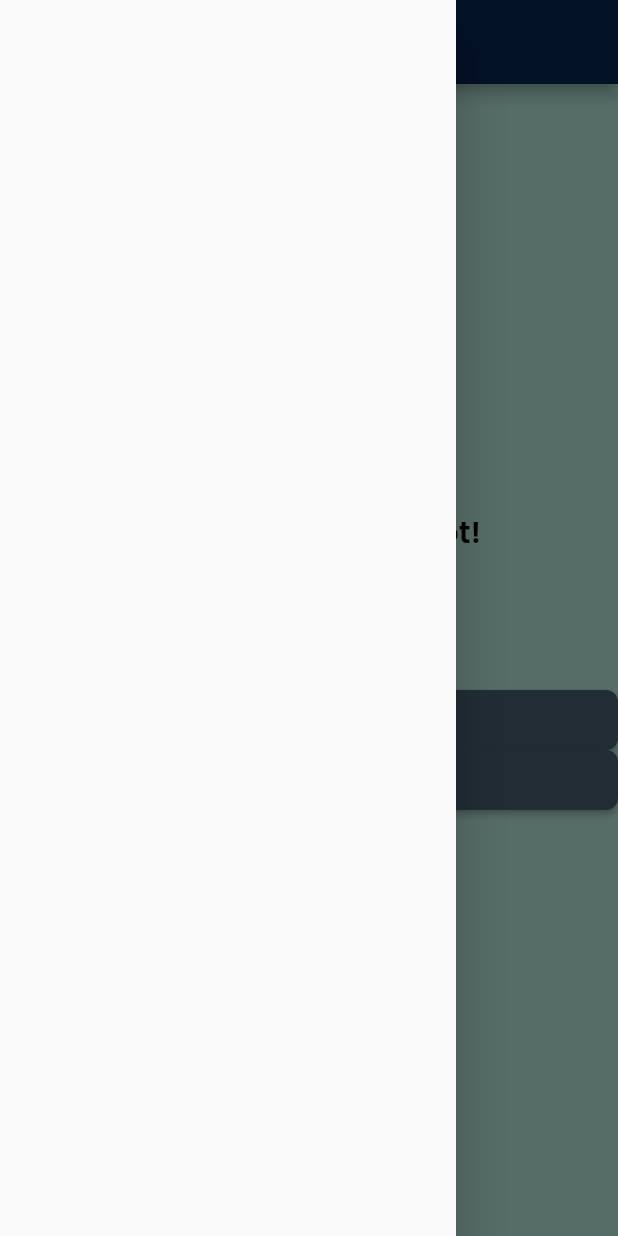
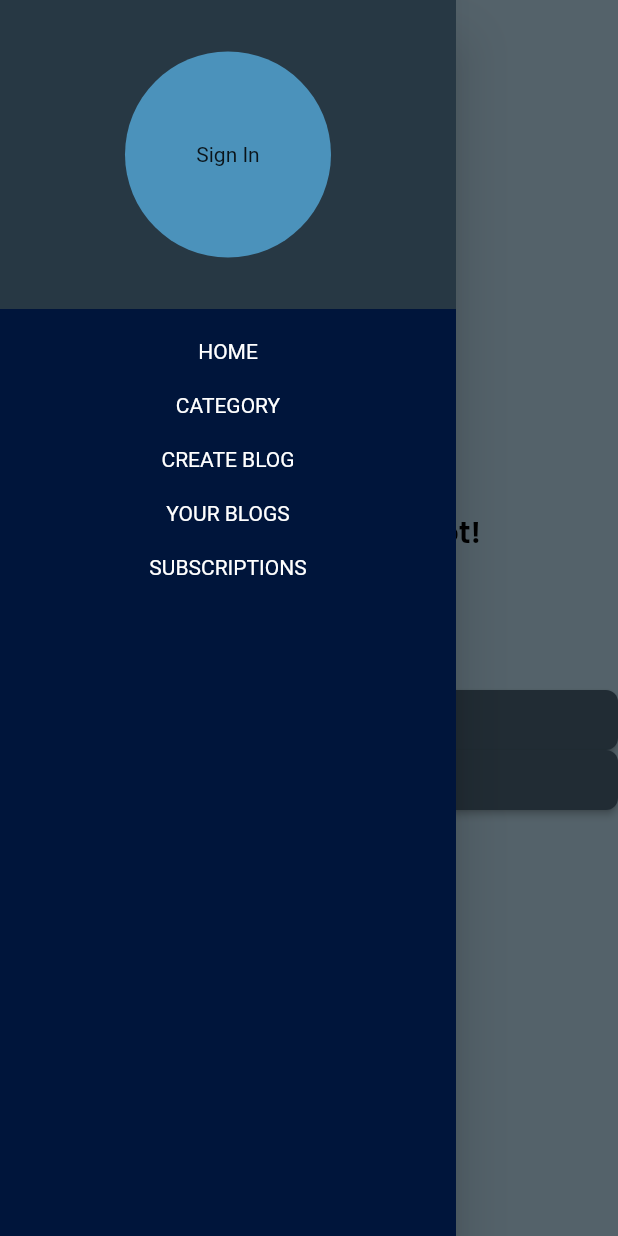
Before and after one commit to UI-Team11/blog_platform_app, a Flutter app: the screen it shows after launch, with the side drawer open, on a phone screen of 412 x 824 dp. Run offline on Flutter 3.47's test engine with Material 2 defaults, Android fonts, the light colour scheme and no system bars; drawn by our look-alikes of auto_size_text; our stand-ins replace font_awesome_flutter, google_fonts, page_transition, shared_preferences, timeago; missing offline and left inert: json_path, latlng.

Commit message:
Added colors to home

```diff
--- a/lib/custom_theme.dart
+++ b/lib/custom_theme.dart
@@ -8,7 +8,7 @@ const int primaryColorDark = 0xFF00153b;
 const int backgroundColor = 0xFFB7D6E6;
 
 const MaterialColor blueNavy = MaterialColor(
-  primaryColor,
+  primaryColorDark,
   <int, Color>{
     50: Color(0xFFE2EFF4),
     100: Color(0xFFB7D6E6), // Background Color
@@ -30,7 +30,7 @@ const int secondaryColorLight = 0xFF476072;
 const int secondaryColorDark = 0xFF273844;
 
 const MaterialColor blueGrey = MaterialColor(
-  secondaryColor,
+  secondaryColorDark,
   <int, Color>{
     50: Color(0xFFE8F1FA),
     100: Color(0xFFCCDBE6),
--- a/lib/main_menu_view.dart
+++ b/lib/main_menu_view.dart
@@ -1,8 +1,9 @@
 import 'package:blog_platform_app/lib/flutter_flow/flutter_flow_theme.dart';
 import 'package:blog_platform_app/lib/flutter_flow/flutter_flow_util.dart';
 import 'package:blog_platform_app/lib/flutter_flow/flutter_flow_widgets.dart';
-import 'package:flutter/cupertino.dart';
 import 'package:flutter/material.dart';
+import 'screens/login_screen.dart';
+import 'custom_theme.dart';
 
 class MainMenuView extends StatefulWidget {
   const MainMenuView({Key? key}) : super(key: key);
@@ -15,86 +16,47 @@ class _MainMenuViewState extends State<MainMenuView> {
   @override
   Widget build(BuildContext context) {
     return Scaffold(
-      //drawer: const Drawer(backgroundColor: Color(0xFFBCECE0)),
+      backgroundColor: const Color(backgroundColor),
       appBar: AppBar(
-        title: Text(
-        'UI Project',
-          style: FlutterFlowTheme.of(context).title2.override(
-            fontFamily: 'Poppins',
-            color: Colors.white,
-            fontSize: 22,
-          ),
+        elevation: 0,
+        backgroundColor: Colors.transparent,
+        iconTheme:
+            const IconThemeData(color: Color(primaryColorDark), size: 40),
+      ),
+      drawer: Drawer(
+        backgroundColor: const Color(primaryColorDark),
+        child: Column(
+          crossAxisAlignment: CrossAxisAlignment.center,
+          children: [
+            Container(
+              height: MediaQuery.of(context).size.height / 4,
+              color: const Color(secondaryColorDark),
+              child: Center(
+                child: Container(
+                  height: MediaQuery.of(context).size.height / 6,
+                  width: MediaQuery.of(context).size.height / 6,
+                  decoration: ShapeDecoration(
+                    color: blueNavy[300],
+                    shape: CircleBorder(),
+                  ),
+                  child: Center(child: Text("Sign In")),
+                ),
+              ),
+            ),
+            const SizedBox(height: 20),
+            Text("HOME", style: TextStyle(color: Colors.white)),
+            const SizedBox(height: 20),
+            Text("CATEGORY", style: TextStyle(color: Colors.white)),
+            const SizedBox(height: 20),
+            Text("CREATE BLOG", style: TextStyle(color: Colors.white)),
+            const SizedBox(height: 20),
+            Text("YOUR BLOGS", style: TextStyle(color: Colors.white)),
+            const SizedBox(height: 20),
+            Text("SUBSCRIPTIONS", style: TextStyle(color: Colors.white)),
+          ],
         ),
       ),
-      drawer: const Drawer(),
-      backgroundColor: Color(0xFFBCECE0),
-      body: SafeArea(
-        child: GestureDetector(
-          onTap: () => FocusScope.of(context).unfocus(),
-          child: Align(
-            alignment: AlignmentDirectional(0, 0),
-            child: Column(
-              mainAxisSize: MainAxisSize.max,
-              mainAxisAlignment: MainAxisAlignment.center,
-              crossAxisAlignment: CrossAxisAlignment.stretch,
-              children: [
-                Align(
-                  alignment: AlignmentDirectional(0, 0.45),
-                  child: Text(
-                    'Welcome to Blog Spot!          \n\n\n',
-                    textAlign: TextAlign.center,
-                    style: FlutterFlowTheme.of(context).bodyText1.override(
-                          fontFamily: 'Poppins',
-                          color: Colors.black,
-                          fontSize: 20,
-                        ),
-                  ),
-                ),
-                FFButtonWidget(
-                  onPressed: () {
-                    print('Button pressed ...');
-                  },
-                  text: 'Log In',
-                  options: FFButtonOptions(
-                    width: 130,
-                    height: 40,
-                    color: Color(0xFF476072),
-                    textStyle: FlutterFlowTheme.of(context).subtitle2.override(
-                          fontFamily: 'Poppins',
-                          color: Colors.white,
-                        ),
-                    borderSide: BorderSide(
-                      color: Colors.transparent,
-                      width: 1,
-                    ),
-                    //borderRadius: BorderRadius.circular(8),
-                  ),
-                ),
-                FFButtonWidget(
-                  onPressed: () {
-                    print('Button pressed ...');
-                  },
-                  text: 'Sign Up',
-                  options: FFButtonOptions(
-                    width: 130,
-                    height: 40,
-                    color: Color(0xFF476072),
-                    textStyle: FlutterFlowTheme.of(context).subtitle2.override(
-                          fontFamily: 'Poppins',
-                          color: Colors.white,
-                        ),
-                    borderSide: BorderSide(
-                      color: Colors.transparent,
-                      width: 1,
-                    ),
-                    //borderRadius: BorderRadius.circular(8),
-                  ),
-                ),
-              ],
-            ),
-          ),
-        ),
-      ),
+      body: LoginScreen(),
     );
   }
 }
--- a/lib/screens/login_screen.dart
+++ b/lib/screens/login_screen.dart
@@ -0,0 +1,84 @@
+import 'package:flutter/material.dart';
+import 'package:blog_platform_app/lib/flutter_flow/flutter_flow_theme.dart';
+import 'package:blog_platform_app/lib/flutter_flow/flutter_flow_util.dart';
+import 'package:blog_platform_app/lib/flutter_flow/flutter_flow_widgets.dart';
+
+class LoginScreen extends StatefulWidget {
+  const LoginScreen({Key? key}) : super(key: key);
+
+  @override
+  State<LoginScreen> createState() => _LoginScreenState();
+}
+
+class _LoginScreenState extends State<LoginScreen> {
+  @override
+  Widget build(BuildContext context) {
+    return SafeArea(
+        child: GestureDetector(
+          onTap: () => FocusScope.of(context).unfocus(),
+          child: Align(
+            alignment: AlignmentDirectional(0, 0),
+            child: Column(
+              mainAxisSize: MainAxisSize.max,
+              mainAxisAlignment: MainAxisAlignment.center,
+              crossAxisAlignment: CrossAxisAlignment.stretch,
+              children: [
+                Align(
+                  alignment: AlignmentDirectional(0, 0.45),
+                  child: Text(
+                    'Welcome to Blog Spot!          \n\n\n',
+                    textAlign: TextAlign.center,
+                    style: FlutterFlowTheme.of(context).bodyText1.override(
+                      fontFamily: 'Poppins',
+                      color: Colors.black,
+                      fontSize: 20,
+                    ),
+                  ),
+                ),
+                FFButtonWidget(
+                  onPressed: () {
+                    print('Button pressed ...');
+                  },
+                  text: 'Log In',
+                  options: FFButtonOptions(
+                    width: 130,
+                    height: 40,
+                    color: Color(0xFF476072),
+                    textStyle: FlutterFlowTheme.of(context).subtitle2.override(
+                      fontFamily: 'Poppins',
+                      color: Colors.white,
+                    ),
+                    borderSide: BorderSide(
+                      color: Colors.transparent,
+                      width: 1,
+                    ),
+                    //borderRadius: BorderRadius.circular(8),
+                  ),
+                ),
+                FFButtonWidget(
+                  onPressed: () {
+                    print('Button pressed ...');
+                  },
+                  text: 'Sign Up',
+                  options: FFButtonOptions(
+                    width: 130,
+                    height: 40,
+                    color: Color(0xFF476072),
+                    textStyle: FlutterFlowTheme.of(context).subtitle2.override(
+                      fontFamily: 'Poppins',
+                      color: Colors.white,
+                    ),
+                    borderSide: BorderSide(
+                      color: Colors.transparent,
+                      width: 1,
+                    ),
+                    //borderRadius: BorderRadius.circular(8),
+                  ),
+                ),
+              ],
+            ),
+          ),
+        ),
+      );
+  }
+}
```
